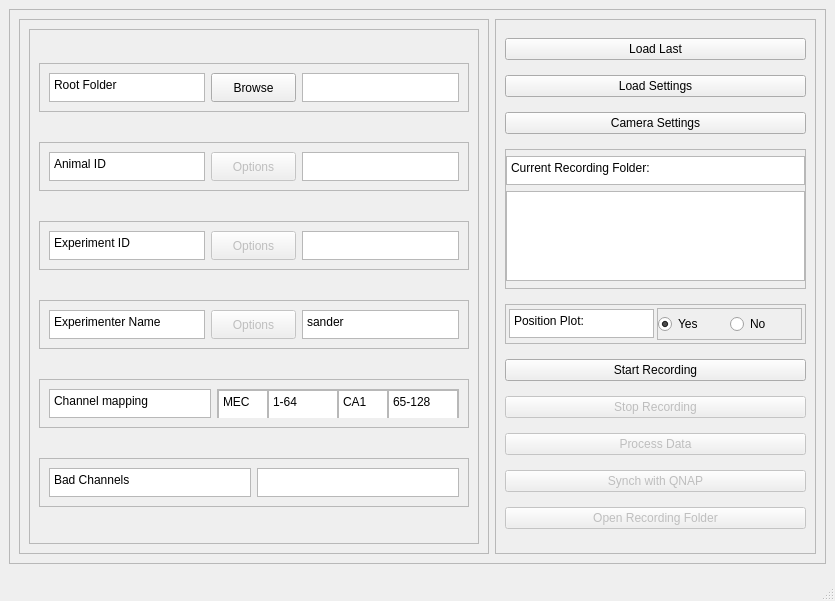
Above: RecordingManagerDesign.ui from Barry-lab/openEPhys_DACQ before the change. Below: the same form after it.
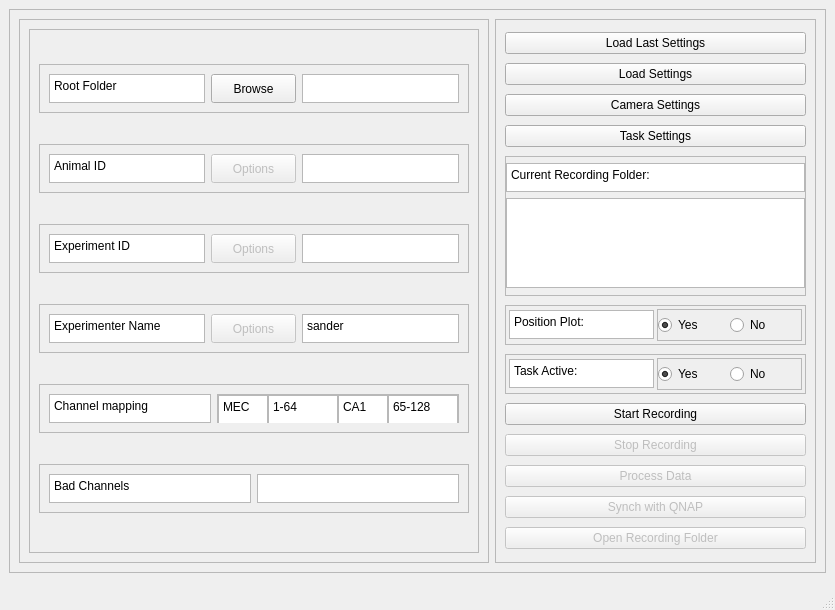
That is the form after the change.

Commit message: Added Task function (Unfinished)

The edit to the form file:
```diff
--- a/RecordingManagerDesign.ui
+++ b/RecordingManagerDesign.ui
@@ -7,7 +7,7 @@
     <x>0</x>
     <y>0</y>
     <width>835</width>
-    <height>601</height>
+    <height>610</height>
    </rect>
   </property>
   <property name="windowTitle">
@@ -50,7 +50,7 @@
                <x>0</x>
                <y>0</y>
                <width>492</width>
-               <height>478</height>
+               <height>487</height>
               </rect>
              </property>
              <layout class="QVBoxLayout" name="verticalLayout">
@@ -529,11 +529,11 @@
          <property name="frameShadow">
           <enum>QFrame::Raised</enum>
          </property>
-         <layout class="QVBoxLayout" name="verticalLayout_2" stretch="0,0,0,0,0,0,0,0,0,0">
+         <layout class="QVBoxLayout" name="verticalLayout_2">
           <item>
            <widget class="QPushButton" name="pb_load_last">
             <property name="text">
-             <string>Load Last</string>
+             <string>Load Last Settings</string>
             </property>
            </widget>
           </item>
@@ -551,6 +551,13 @@
             </property>
            </widget>
           </item>
+          <item>
+           <widget class="QPushButton" name="pb_task_set">
+            <property name="text">
+             <string>Task Settings</string>
+            </property>
+           </widget>
+          </item>
           <item>
            <widget class="QFrame" name="f_rec_folder">
             <property name="maximumSize">
@@ -700,6 +707,81 @@
             </layout>
            </widget>
           </item>
+          <item>
+           <widget class="QFrame" name="frame_5">
+            <property name="maximumSize">
+             <size>
+              <width>16777215</width>
+              <height>40</height>
+             </size>
+            </property>
+            <property name="frameShape">
+             <enum>QFrame::StyledPanel</enum>
+            </property>
+            <property name="frameShadow">
+             <enum>QFrame::Raised</enum>
+            </property>
+            <layout class="QHBoxLayout" name="horizontalLayout_6" stretch="1,1">
+             <property name="spacing">
+              <number>3</number>
+             </property>
+             <property name="margin">
+              <number>3</number>
+             </property>
+             <item>
+              <widget class="QPlainTextEdit" name="plainTextEdit_3">
+               <property name="maximumSize">
+                <size>
+                 <width>16777215</width>
+                 <height>29</height>
+                </size>
+               </property>
+               <property name="readOnly">
+                <bool>true</bool>
+               </property>
+               <property name="plainText">
+                <string>Task Active:</string>
+               </property>
+              </widget>
+             </item>
+             <item>
+              <widget class="QFrame" name="frame_6">
+               <property name="frameShape">
+                <enum>QFrame::StyledPanel</enum>
+               </property>
+               <property name="frameShadow">
+                <enum>QFrame::Raised</enum>
+               </property>
+               <layout class="QHBoxLayout" name="horizontalLayout_7">
+                <property name="spacing">
+                 <number>0</number>
+                </property>
+                <property name="margin">
+                 <number>0</number>
+                </property>
+                <item>
+                 <widget class="QRadioButton" name="rb_task_yes">
+                  <property name="text">
+                   <string>Yes</string>
+                  </property>
+                  <property name="checked">
+                   <bool>true</bool>
+                  </property>
+                 </widget>
+                </item>
+                <item>
+                 <widget class="QRadioButton" name="rb_task_no">
+                  <property name="text">
+                   <string>No</string>
+                  </property>
+                 </widget>
+                </item>
+               </layout>
+              </widget>
+             </item>
+            </layout>
+           </widget>
+          </item>
           <item>
            <widget class="QPushButton" name="pb_start_rec">
             <property name="enabled">
```
The commit also changes 10 other files.
